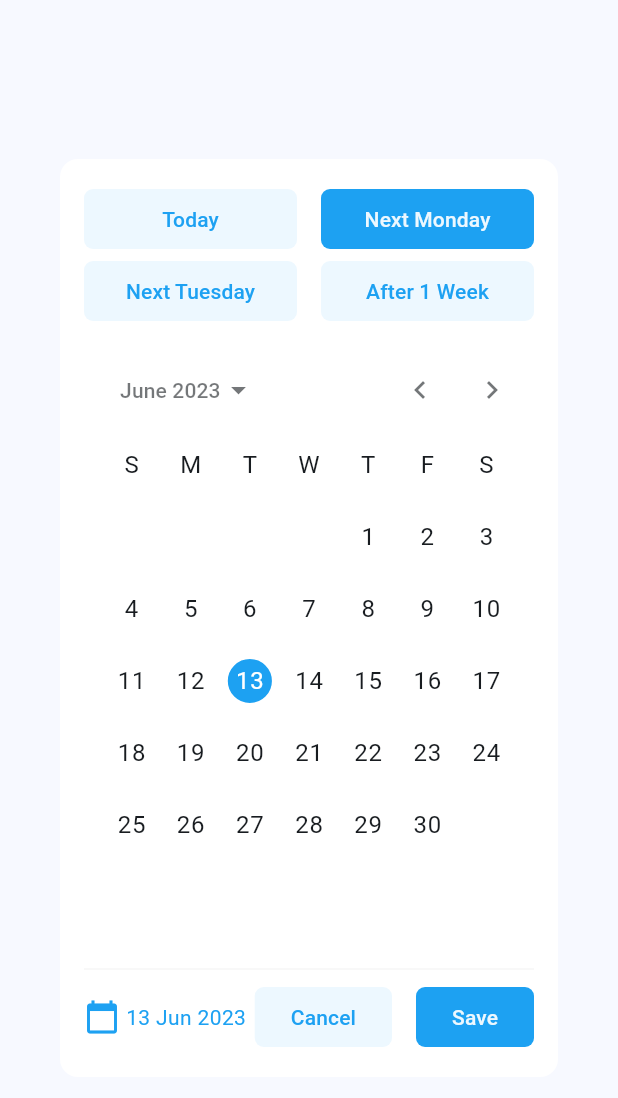
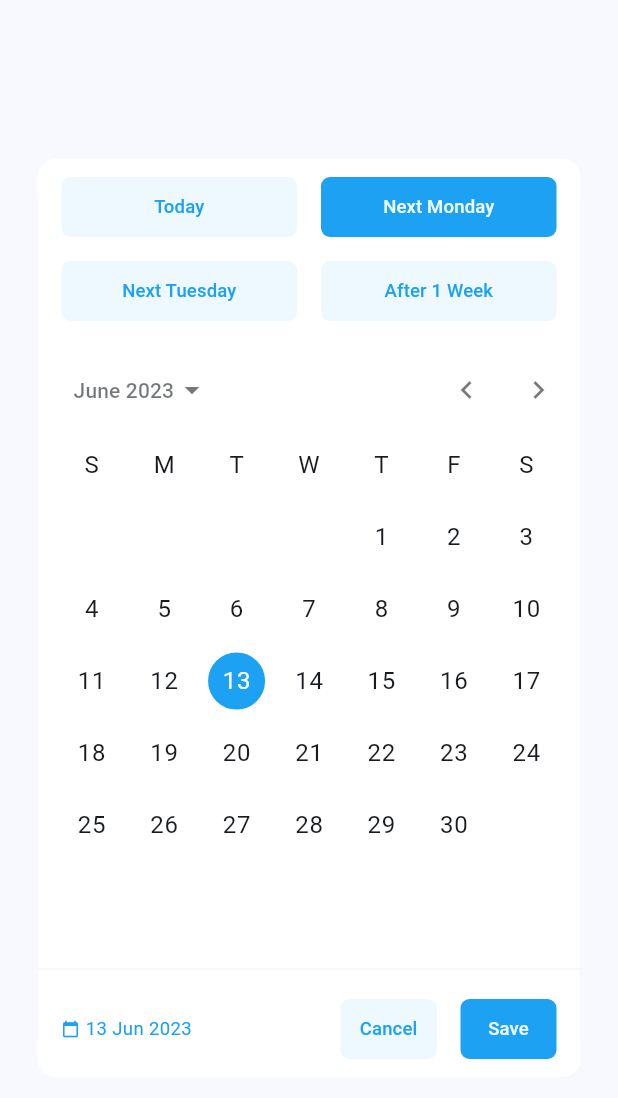
Before and after one commit to Bhavukarora03/ri_bhavuk, a Flutter app: the CustomDatePicker widget shown alone on an empty page, opened directly with empty values, on a phone screen of 412 x 824 dp. Shown: the top 1098 px of the screen. Run offline on Flutter 3.47's test engine with Material 2 defaults, Android fonts, the phone set to English and light mode, and no system bars; drawn by our look-alikes of calendar_date_picker2; our stand-ins replace equatable, flutter_bloc, flutter_form_builder, flutter_slidable, form_builder_validators, shared_preferences; accounts and stored records are empty.

Commit message:
changes: flutter -v

```diff
--- a/lib/components/button.dart
+++ b/lib/components/button.dart
@@ -37,17 +37,11 @@ class Button extends StatelessWidget {
       onPressed: onPressed,
       style: ElevatedButton.styleFrom(
         elevation: 0,
+        padding: EdgeInsets.zero,
         backgroundColor: backgroundColor,
         foregroundColor: foregroundColor,
       ),
-      child: Row(
-        mainAxisSize: MainAxisSize.min,
-        children: [
-          if (icon != null) Icon(icon),
-          if (icon != null) const SizedBox(width: 8),
-          Text(label),
-        ],
-      ),
+      child: Text(label, style:  TextStyle(fontSize: MediaQuery.of(context).size.width * 0.03)),
     );
   }
 }
--- a/lib/components/date_picker.dart
+++ b/lib/components/date_picker.dart
@@ -34,17 +34,18 @@ class _CustomDatePickerState extends State<CustomDatePicker> {
   @override
   Widget build(BuildContext context) {
     return Dialog(
+      insetPadding: const EdgeInsets.all(25),
       child: Container(
         decoration: BoxDecoration(
           borderRadius: BorderRadius.circular(12),
           color: Colors.white,
         ),
-        width: MediaQuery.of(context).size.width * 0.9,
-        padding: const EdgeInsets.all(16),
         child: Column(
           mainAxisSize: MainAxisSize.min,
           children: [
-            Row(
+            Padding(
+              padding: const EdgeInsets.symmetric(horizontal: 16.0, vertical: 8.0),
+              child: Row(
                 mainAxisAlignment: MainAxisAlignment.spaceEvenly,
                 children: [
                   Expanded(
@@ -84,8 +85,11 @@ class _CustomDatePickerState extends State<CustomDatePicker> {
                   ),
                 ],
               ),
+            ),
             if (_isToDate == false)
-              Row(
+              Padding(
+                padding: const EdgeInsets.symmetric(horizontal: 16.0),
+                child: Row(
                   mainAxisAlignment: MainAxisAlignment.spaceEvenly,
                   children: [
                     Expanded(
@@ -120,6 +124,7 @@ class _CustomDatePickerState extends State<CustomDatePicker> {
                     ),
                   ],
                 ),
+              ),
             const SizedBox(height: 16),
             CalendarDatePicker2(
               onValueChanged: (List<DateTime?>? selectedDates) {
@@ -134,7 +139,12 @@ class _CustomDatePickerState extends State<CustomDatePicker> {
                 firstDate: DateTime.now().subtract(const Duration(days: 365)),
                 lastDate: DateTime.now().add(const Duration(days: 365)),
                 openedFromDialog: true,
+                dayTextStyle: TextStyle(
+                  color: Colors.black,
+                  fontSize: MediaQuery.of(context).size.width * 0.03,
+                ),
                 centerAlignModePicker: true,
+                gapBetweenCalendarAndButtons: 5,
                 selectedDayHighlightColor: primaryColor,
                 nextMonthIcon: const Icon(Icons.arrow_right),
                 lastMonthIcon: const Icon(Icons.arrow_left),
@@ -147,7 +157,9 @@ class _CustomDatePickerState extends State<CustomDatePicker> {
               color: Colors.grey,
               thickness: .1,
             ),
-            Row(
+            Padding(
+              padding: const EdgeInsets.symmetric(horizontal: 16.0, vertical: 8.0),
+              child: Row(
                 mainAxisAlignment: MainAxisAlignment.end,
                 children: [
                   Row(
@@ -155,11 +167,12 @@ class _CustomDatePickerState extends State<CustomDatePicker> {
                       const Icon(
                         Icons.calendar_today,
                         color: primaryColor,
+                        size: 12,
                       ),
                       const SizedBox(width: 4),
                       Text(
                         _selectedDate == null ? 'No Date' : DateFormat('dd MMM yyyy').format(_selectedDate!),
-                      style: const TextStyle(color: primaryColor),
+                        style: TextStyle(color: primaryColor, fontSize: MediaQuery.of(context).size.width * 0.03),
                       ),
                     ],
                   ),
@@ -182,6 +195,7 @@ class _CustomDatePickerState extends State<CustomDatePicker> {
                   ),
                 ],
               ),
+            ),
           ],
         ),
       ),
--- a/lib/pages/add_update_employee_data.dart
+++ b/lib/pages/add_update_employee_data.dart
@@ -127,6 +127,8 @@ class _AddUpdateEmployeeDataState extends State<AddUpdateEmployeeData> {
                       FormBuilderTextField(
                         initialValue: widget.isUpdate ? widget.employeeModel!.name : null,
                         autovalidateMode: AutovalidateMode.onUserInteraction,
+                        style: TextStyle(
+                            overflow: TextOverflow.ellipsis, fontSize: MediaQuery.of(context).size.width * 0.03),
                         name: 'employee_name',
                         validator: FormBuilderValidators.compose([
                           FormBuilderValidators.required(),
@@ -141,6 +143,8 @@ class _AddUpdateEmployeeDataState extends State<AddUpdateEmployeeData> {
                       FormBuilderTextField(
                         autovalidateMode: AutovalidateMode.onUserInteraction,
                         readOnly: true,
+                        style: TextStyle(
+                            overflow: TextOverflow.ellipsis, fontSize: MediaQuery.of(context).size.width * 0.03),
                         name: 'role',
                         validator: FormBuilderValidators.required(),
                         onTap: () {
@@ -170,14 +174,17 @@ class _AddUpdateEmployeeDataState extends State<AddUpdateEmployeeData> {
                               onTap: () {
                                 _fromDate(context);
                               },
+                              style: TextStyle(
+                                  overflow: TextOverflow.ellipsis, fontSize: MediaQuery.of(context).size.width * 0.03),
                               decoration: const InputDecoration(
                                 hintText: 'Joining Date',
+                                hintStyle: TextStyle(overflow: TextOverflow.ellipsis),
                                 prefixIcon: Icon(Icons.date_range),
                               ),
                             ),
                           ),
                           const SizedBox(
-                            width: 100,
+                            width: 50,
                             child: Icon(
                               Icons.arrow_forward,
                               color: primaryColor,
@@ -190,12 +197,15 @@ class _AddUpdateEmployeeDataState extends State<AddUpdateEmployeeData> {
                                   : null,
                               readOnly: true,
                               name: 'to_date',
+                              style: TextStyle(
+                                  overflow: TextOverflow.ellipsis, fontSize: MediaQuery.of(context).size.width * 0.03),
                               onTap: () {
                                 _toDate(context);
                               },
                               keyboardType: TextInputType.number,
                               decoration: const InputDecoration(
                                 hintText: 'No Date',
+                                hintStyle: TextStyle(overflow: TextOverflow.ellipsis),
                                 prefixIcon: Icon(Icons.date_range),
                               ),
                             ),
```
Lines whose indentation alone changed are shown as unchanged.
